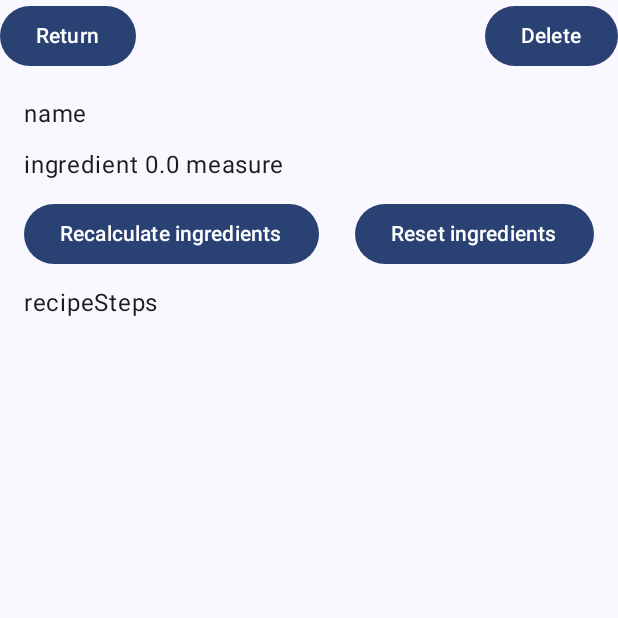
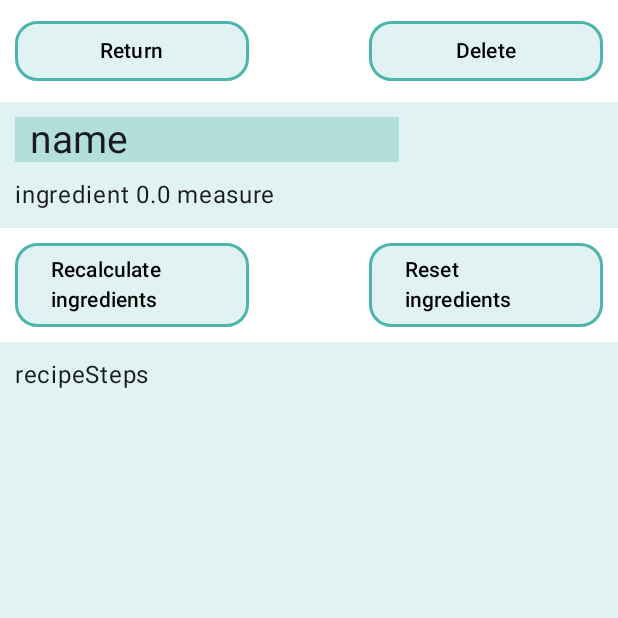
Before and after one commit to apushist/RecipeBook, an Android app built with Jetpack Compose: the RecipeScreen screen opened through its navigation route, on a phone screen of 412 x 824 dp, the top half of it. Run offline under Robolectric (Android 15) with nearby library versions, the phone set to English and light mode, and no system bars; our stand-ins replace Dagger/Hilt's generated code, Room's generated code.

Commit message:
ChangeVisualDisplayRecipeScreen

```diff
--- a/architecture-templates/app/src/main/java/com/sfedu/recipebook/ui/recipe/RecipeScreen.kt
+++ b/architecture-templates/app/src/main/java/com/sfedu/recipebook/ui/recipe/RecipeScreen.kt
@@ -1,24 +1,39 @@
 package com.sfedu.recipebook.ui.recipe
 
+import androidx.compose.foundation.BorderStroke
+import androidx.compose.foundation.background
 import androidx.compose.foundation.layout.Arrangement
 import androidx.compose.foundation.layout.Column
+import androidx.compose.foundation.layout.PaddingValues
 import androidx.compose.foundation.layout.Row
 import androidx.compose.foundation.layout.Spacer
+import androidx.compose.foundation.layout.fillMaxSize
 import androidx.compose.foundation.layout.fillMaxWidth
 import androidx.compose.foundation.layout.height
 import androidx.compose.foundation.layout.padding
+import androidx.compose.foundation.layout.width
 import androidx.compose.foundation.lazy.LazyColumn
 import androidx.compose.foundation.lazy.items
+import androidx.compose.foundation.shape.RoundedCornerShape
 import androidx.compose.material3.Button
+import androidx.compose.material3.ButtonDefaults
 import androidx.compose.material3.Text
 import androidx.compose.runtime.Composable
 import androidx.compose.runtime.mutableStateOf
 import androidx.compose.runtime.remember
 import androidx.compose.ui.Alignment
 import androidx.compose.ui.Modifier
+import androidx.compose.ui.focus.focusModifier
+import androidx.compose.ui.graphics.Color
 import androidx.compose.ui.unit.dp
 import androidx.hilt.navigation.compose.hiltViewModel
-
+import androidx.compose.material3.TextButton
+import androidx.compose.ui.text.TextStyle
+import androidx.compose.ui.text.font.FontFamily
+import androidx.compose.ui.text.style.TextIndent
+import androidx.compose.ui.unit.sp
+import androidx.compose.ui.text.style.TextAlign
+import androidx.compose.ui.unit.em
 
 @Composable
 fun RecipeScreen(
@@ -32,41 +47,68 @@
         mutableStateOf(viewableIngredients)
     }
     if(recipe != null) {
-        Column {
+        Column (
+            modifier = Modifier .fillMaxWidth()
+                                .background(Color(0xFFE0F2F1)),
+        ){
             Row(
-                Modifier.fillMaxWidth(),
+                Modifier.fillMaxWidth()
+                        .background(Color.White)
+                        .padding(10.dp),
                 horizontalArrangement = Arrangement.SpaceBetween
             ) {
                 Button(
-                    onClick = { onNavigateToMain() },
-
+                    onClick = {
+                        onNavigateToMain() },
+                    modifier = Modifier.width(156.dp),
+                    shape = RoundedCornerShape(15.dp),
+                    colors = ButtonDefaults.buttonColors(containerColor = Color(0xFFE0F2F1), contentColor = Color.Black),
+                    border = BorderStroke(2.dp, Color(0xFF4DB6AC))
                     ) {
                     Text(text = "Return")
                 }
                 Button(
                     onClick = {
                         viewModel.deleteRecipe(recipe)
-                        onNavigateToMain()
-                    },
-
+                        onNavigateToMain() },
+                    modifier = Modifier.width(156.dp),
+                    shape = RoundedCornerShape(15.dp),
+                    colors = ButtonDefaults.buttonColors(containerColor = Color(0xFFE0F2F1), contentColor = Color.Black),
+                    border = BorderStroke(2.dp, Color(0xFF4DB6AC))
                     ) {
                     Text(text = "Delete")
                 }
             }
 
-            LazyColumn(modifier) {
+            LazyColumn(modifier = Modifier.fillMaxSize(),
+                contentPadding = PaddingValues(0.dp)) {
                 item {
+                    Row(
+                        Modifier.fillMaxWidth()
+                            //.background(Color.White)
+                            .padding(10.dp, 10.dp, 10.dp, 10.dp),
+                        horizontalArrangement = Arrangement.SpaceBetween
+                    ) {
+                        Text(
+                            text = recipe.name,
+                            modifier = Modifier.width(256.dp)
+                                .height(30.dp)
+                                //.padding(10.dp, 10.dp, 10.dp, 0.dp)
+                                .background(Color(0xFFB2DFDB)),
+                            style = androidx.compose.ui.text.TextStyle(textIndent = TextIndent(10.sp, 5.sp), fontSize = 26.sp,),
+
+                            )
+                        Spacer(modifier = Modifier.height(20.dp))
+                    }
 
 
-                    Text(
-                        text = recipe.name
-                    )
-                    Spacer(modifier = Modifier.height(10.dp))
+
                 }
                 items(ingredients.value) {
                     Row(Modifier.fillMaxWidth()) {
                         Text(
-                            text = ingredientTripleToString(it)
+                            text = ingredientTripleToString(it),
+                            modifier = Modifier.padding(10.dp, 0.dp, 0.dp, 0.dp),
                         )
                     }
                     Spacer(modifier = Modifier.height(10.dp))
@@ -74,22 +116,38 @@
 
                 item {
                     Row(
-                        Modifier.fillMaxWidth(),
+                        Modifier.fillMaxWidth()
+                            .background(Color.White)
+                            .padding(10.dp),
                         horizontalArrangement = Arrangement.SpaceBetween
                     ) {
                         Button(onClick = {
                             resetViewableIngredients(ingredients = ingredients)
-                            onNavigateToCalc()
-                        }) {
+                            onNavigateToCalc() },
+
+                            modifier = Modifier.width(156.dp),
+                            shape = RoundedCornerShape(15.dp),
+                            colors = ButtonDefaults.buttonColors(containerColor = Color(0xFFE0F2F1), contentColor = Color.Black),
+                            border = BorderStroke(2.dp, Color(0xFF4DB6AC)),
+                        ) {
                             Text(text = "Recalculate ingredients")
                         }
-                        Button(    onClick = { resetViewableIngredients(ingredients = ingredients) }) {
+                        Button(onClick = { resetViewableIngredients(ingredients = ingredients) },
+
+                            modifier = Modifier.width(156.dp),
+                            shape = RoundedCornerShape(15.dp),
+                            colors = ButtonDefaults.buttonColors(containerColor = Color(0xFFE0F2F1), contentColor = Color.Black),
+                            border = BorderStroke(2.dp, Color(0xFF4DB6AC)),
+                        ) {
                             Text(text = "Reset ingredients")
                         }
                     }
+                    Spacer(modifier = Modifier.height(10.dp))
 
+                    Text(text = recipe.recipeSteps,
+                        modifier = Modifier.padding(10.dp, 0.dp, 10.dp, 0.dp),
+                        )
                     Spacer(modifier = Modifier.height(10.dp))
-                    Text(text = recipe.recipeSteps)
                 }
             }
         }
```
